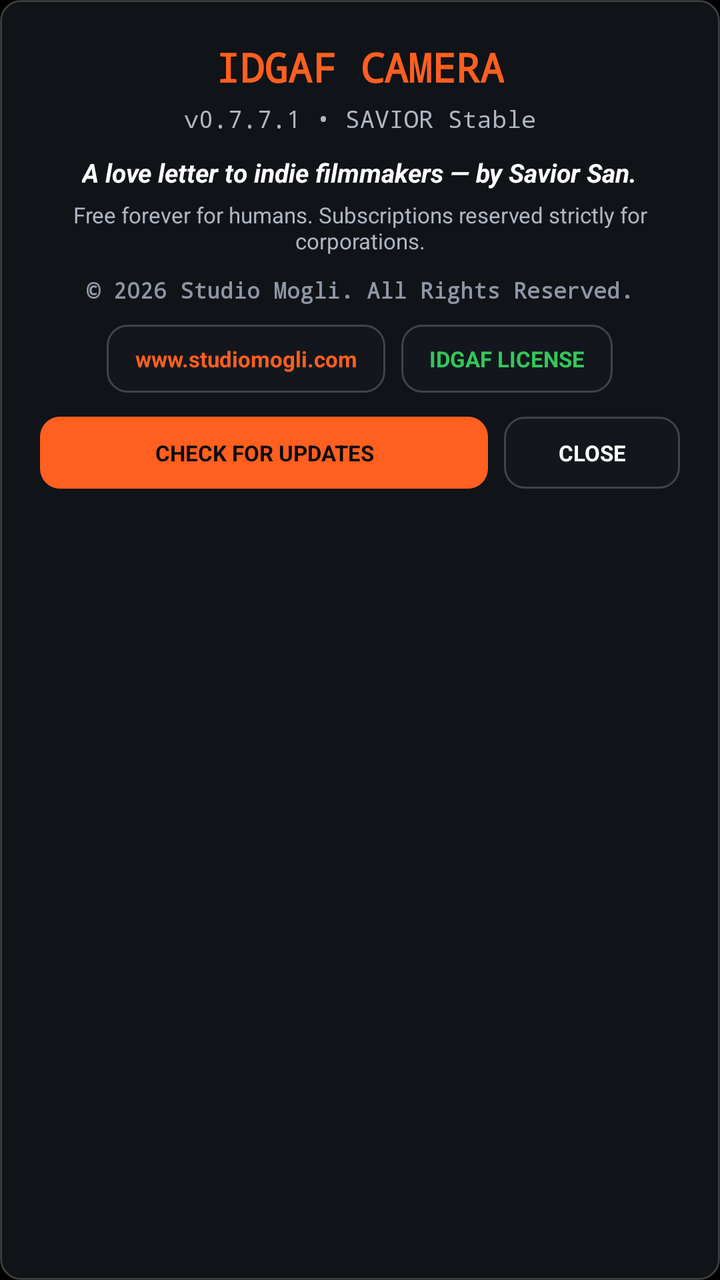
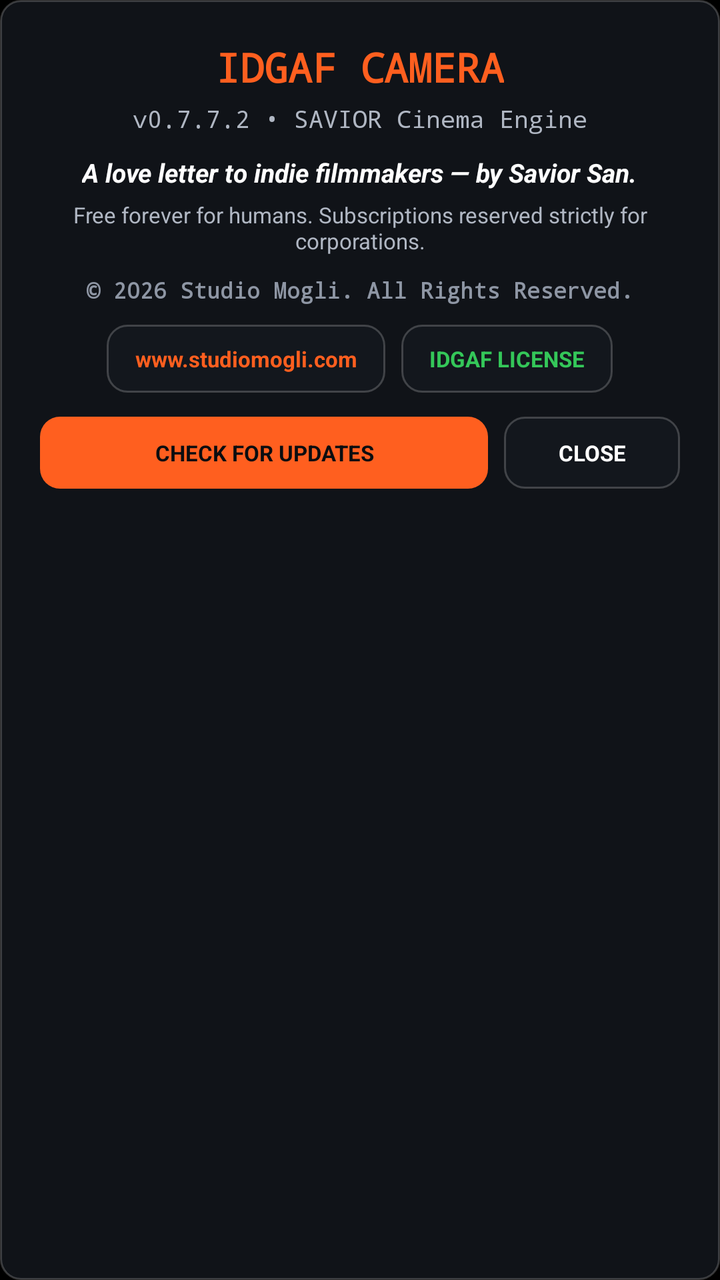

Before-and-after screenshots of an Android layout around one commit, followed by the original layout XML and the change that was made.
<!-- AndroidManifest.xml: application theme Theme.IdgafCamera -->
<!-- res/layout/dialog_credits.xml -->
<?xml version="1.0" encoding="utf-8"?>
<LinearLayout xmlns:android="http://schemas.android.com/apk/res/android"
    android:layout_width="match_parent"
    android:layout_height="wrap_content"
    android:background="@drawable/bg_hud_pill"
    android:gravity="center_horizontal"
    android:orientation="vertical"
    android:padding="20dp">

    <TextView
        android:layout_width="wrap_content"
        android:layout_height="wrap_content"
        android:fontFamily="monospace"
        android:text="IDGAF CAMERA"
        android:textColor="#FF5F1F"
        android:textSize="20sp"
        android:textStyle="bold" />

    <TextView
        android:id="@+id/txtCreditsVersion"
        android:layout_width="wrap_content"
        android:layout_height="wrap_content"
        android:layout_marginTop="4dp"
        android:fontFamily="monospace"
        android:text="v0.7.7.1 • SAVIOR Stable"
        android:textColor="#B0B7C3"
        android:textSize="12sp" />

    <TextView
        android:layout_width="wrap_content"
        android:layout_height="wrap_content"
        android:layout_marginTop="10dp"
        android:gravity="center"
        android:text="A love letter to indie filmmakers — by Savior San."
        android:textColor="#FFFFFF"
        android:textSize="13sp"
        android:textStyle="bold|italic" />

    <TextView
        android:layout_width="wrap_content"
        android:layout_height="wrap_content"
        android:layout_marginTop="5dp"
        android:gravity="center"
        android:text="Free forever for humans. Subscriptions reserved strictly for corporations."
        android:textColor="#B0B7C3"
        android:textSize="11sp" />

    <TextView
        android:layout_width="wrap_content"
        android:layout_height="wrap_content"
        android:layout_marginTop="10dp"
        android:fontFamily="monospace"
        android:text="© 2026 Studio Mogli. All Rights Reserved."
        android:textColor="#8E96A4"
        android:textSize="11sp"
        android:textStyle="bold" />

    <LinearLayout
        android:layout_width="wrap_content"
        android:layout_height="wrap_content"
        android:layout_marginTop="10dp"
        android:gravity="center"
        android:orientation="horizontal">

        <TextView
            android:id="@+id/btnCreditsWebsite"
            android:layout_width="wrap_content"
            android:layout_height="34dp"
            android:layout_marginEnd="8dp"
            android:background="@drawable/bg_hud_pill"
            android:gravity="center"
            android:paddingStart="14dp"
            android:paddingEnd="14dp"
            android:text="www.studiomogli.com"
            android:textColor="#FF5F1F"
            android:textSize="11sp"
            android:textStyle="bold" />

        <TextView
            android:id="@+id/btnCreditsLicense"
            android:layout_width="wrap_content"
            android:layout_height="34dp"
            android:background="@drawable/bg_hud_pill"
            android:gravity="center"
            android:paddingStart="14dp"
            android:paddingEnd="14dp"
            android:text="IDGAF LICENSE"
            android:textColor="#34C759"
            android:textSize="11sp"
            android:textStyle="bold" />
    </LinearLayout>

    <LinearLayout
        android:layout_width="match_parent"
        android:layout_height="wrap_content"
        android:layout_marginTop="12dp"
        android:gravity="center"
        android:orientation="horizontal">

        <TextView
            android:id="@+id/btnCreditsCheckUpdate"
            android:layout_width="0dp"
            android:layout_height="36dp"
            android:layout_marginEnd="8dp"
            android:layout_weight="1"
            android:background="@drawable/bg_lens_active"
            android:gravity="center"
            android:text="CHECK FOR UPDATES"
            android:textColor="#0B0D10"
            android:textSize="11sp"
            android:textStyle="bold" />

        <TextView
            android:id="@+id/btnCreditsClose"
            android:layout_width="88dp"
            android:layout_height="36dp"
            android:background="@drawable/bg_hud_pill"
            android:gravity="center"
            android:text="CLOSE"
            android:textColor="#FFFFFF"
            android:textSize="11sp"
            android:textStyle="bold" />
    </LinearLayout>

</LinearLayout>
<!-- resources referenced by this layout -->
<resources>
  <!-- drawable bg_hud_pill (drawable) -->
  <?xml version="1.0" encoding="utf-8"?>
  <shape xmlns:android="http://schemas.android.com/apk/res/android" android:shape="rectangle">
      <solid android:color="#CC14181F" />
      <stroke android:width="1dp" android:color="#33FFFFFF" />
      <corners android:radius="10dp" />
  </shape>
  <!-- drawable bg_lens_active (drawable) -->
  <?xml version="1.0" encoding="utf-8"?>
  <shape xmlns:android="http://schemas.android.com/apk/res/android" android:shape="rectangle">
      <solid android:color="#FF5F1F" />
      <corners android:radius="10dp" />
  </shape>
  <style name="Theme.IdgafCamera" parent="Theme.MaterialComponents.DayNight.NoActionBar">
          <item name="android:statusBarColor">#000000</item>
          <item name="android:navigationBarColor">#000000</item>
          <item name="android:windowBackground">#000000</item>
          <item name="android:windowFullscreen">true</item>
      </style>
</resources>

<!-- the commit's change to res/layout/dialog_credits.xml (unified diff, before → after) -->
@@ -22,7 +22,7 @@
         android:layout_height="wrap_content"
         android:layout_marginTop="4dp"
         android:fontFamily="monospace"
-        android:text="v0.7.7.1 • SAVIOR Stable"
+        android:text="v0.7.7.2 • SAVIOR Cinema Engine"
         android:textColor="#B0B7C3"
         android:textSize="12sp" />
 
